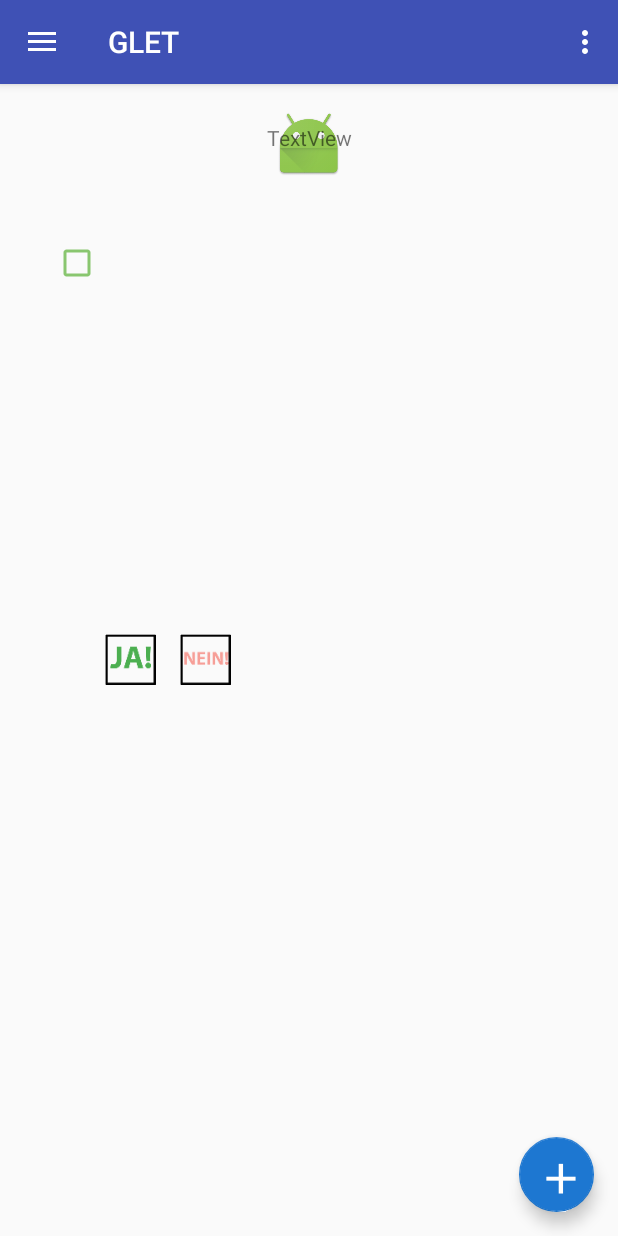
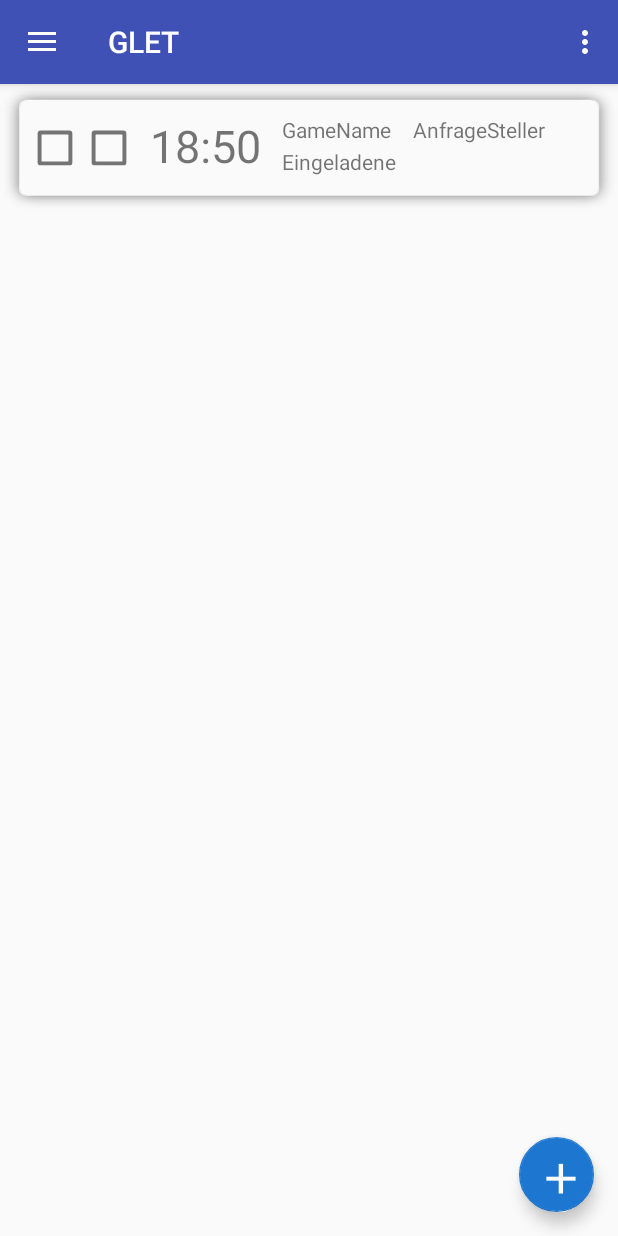
Before and after one commit to SimonBlasen/MrFriederich, an Android app: the MainActivity screen opened directly, with no data from a screen before it, on a phone screen of 412 x 824 dp. Run offline under Robolectric (Android 15) with nearby library versions, the phone set to English and light mode, and no system bars.

Commit message:
Added an item for the Game Request Table. Also fixed the  Howitzer Ult again, Knock after Howitzer ultimate is now RNG again, because it was too strong when it knocked you everytime.

```diff
--- a/GLET/app/src/main/java/com/sapp/glet/MainActivity.java
+++ b/GLET/app/src/main/java/com/sapp/glet/MainActivity.java
@@ -18,7 +18,10 @@ import android.support.v7.app.AppCompatActivity;
 import android.support.v7.widget.Toolbar;
 import android.view.Menu;
 import android.view.MenuItem;
+import android.view.animation.Animation;
+import android.view.animation.AnimationUtils;
 import android.widget.Button;
+import android.widget.CheckBox;
 import android.widget.ExpandableListView;
 import android.widget.ImageButton;
 import android.widget.TextView;
@@ -183,27 +186,39 @@ public class MainActivity extends AppCompatActivity
             }
         }
 
-        final ImageButton c_yes = (ImageButton) findViewById(R.id.c_yes);
-        final ImageButton c_no = (ImageButton) findViewById(R.id.c_no);
+        final CheckBox cB_accept = (CheckBox) findViewById(R.id.cB_accept);
+        final CheckBox cB_decline = (CheckBox) findViewById(R.id.cB_decline);
+        final Animation animationFadeAccept = AnimationUtils.loadAnimation(this, R.anim.fade_transition);
+        final Animation animationFadeDecline = AnimationUtils.loadAnimation(this, R.anim.fade_transition);
 
-        c_yes.setOnClickListener(new View.OnClickListener() {
+        cB_accept.setOnClickListener(new View.OnClickListener(){
             @Override
-            public void onClick(View v) {
-                c_yes.setBackgroundResource(R.mipmap.ic_yes_checked);
-                c_no.setBackgroundResource(R.mipmap.ic_no_unchecked);
+            public void  onClick(View v){
+                if(cB_decline.isChecked()){
+                    cB_accept.startAnimation(animationFadeAccept);
+                    cB_decline.setChecked(false);
+                    cB_decline.startAnimation(animationFadeDecline);
+                }else{
+                    cB_accept.startAnimation(animationFadeAccept);
+                }
+
+            }
+        });
+        cB_decline.setOnClickListener(new View.OnClickListener(){
+            @Override
+            public void  onClick(View v){
+                if(cB_accept.isChecked()){
+                    cB_decline.startAnimation(animationFadeDecline);
+                    cB_accept.setChecked(false);
+                    cB_accept.startAnimation(animationFadeAccept);
+                }else{
+                    cB_decline.startAnimation(animationFadeDecline);
+                }
 
             }
         });
 
 
-        c_no.setOnClickListener(new View.OnClickListener() {
-            @Override
-            public void onClick(View v) {
-                c_yes.setBackgroundResource(R.mipmap.ic_yes_unchecked);
-                c_no.setBackgroundResource(R.mipmap.ic_no_checked);
-
-            }
-        });
 
 
         intentService = new Intent(this, HelloService.class);
--- /dev/null
+++ b/GLET/app/src/main/res/anim/fade_transition.xml
@@ -0,0 +1,9 @@
+<?xml version="1.0" encoding="utf-8"?>
+<set xmlns:android="http://schemas.android.com/apk/res/android"
+    android:interpolator="@android:anim/linear_interpolator">
+    <alpha
+        android:fromAlpha="0.2"
+        android:toAlpha="1.0"
+        android:duration="800"
+        />
+</set>
--- /dev/null
+++ b/GLET/app/src/main/res/drawable/checkbox_checked.xml
@@ -0,0 +1,12 @@
+<?xml version="1.0" encoding="utf-8"?>
+
+<selector xmlns:android="http://schemas.android.com/apk/res/android">
+    <item android:state_checked="true" android:state_focused="true"
+        android:drawable="@drawable/ic_menu_camera" />
+    <item android:state_checked="false" android:state_focused="true"
+        android:drawable="@drawable/ic_menu_gallery" />
+    <item android:state_checked="false"
+        android:drawable="@drawable/ic_cb_empty" />
+    <item android:state_checked="true"
+        android:drawable="@drawable/ic_cb_checked" />
+</selector>
--- /dev/null
+++ b/GLET/app/src/main/res/drawable/checkbox_crossed.xml
@@ -0,0 +1,12 @@
+<?xml version="1.0" encoding="utf-8"?>
+
+<selector xmlns:android="http://schemas.android.com/apk/res/android">
+    <item android:state_checked="true" android:state_focused="true"
+        android:drawable="@drawable/ic_menu_camera" />
+    <item android:state_checked="false" android:state_focused="true"
+        android:drawable="@drawable/ic_menu_gallery" />
+    <item android:state_checked="false"
+        android:drawable="@drawable/ic_cb_empty" />
+    <item android:state_checked="true"
+        android:drawable="@drawable/ic_cb_crossed" />
+</selector>
--- /dev/null
+++ b/GLET/app/src/main/res/drawable/ic_cb_checked.xml
@@ -0,0 +1,7 @@
+<vector android:height="24dp" android:viewportHeight="92.93041"
+    android:viewportWidth="92.93041" android:width="24dp" xmlns:android="http://schemas.android.com/apk/res/android">
+    <path android:fillAlpha="1" android:fillColor="#92ca7c"
+        android:pathData="m9.91,1.61a8.3,8.3 0,0 0,-8.29 8.29l0,73.11a8.3,8.3 0,0 0,8.29 8.3l73.11,0a8.3,8.3 0,0 0,8.29 -8.3l0,-73.11a8.3,8.3 0,0 0,-8.29 -8.29l-73.11,0zM73.07,19.68 L80.66,27.09 35.93,71.82 11.76,47.03 11.76,46.44 18.79,39.32 36.11,56.64 73.07,19.68z"
+        android:strokeAlpha="1" android:strokeColor="#00000000"
+        android:strokeLineCap="round" android:strokeLineJoin="round" android:strokeWidth="16.59034538"/>
+</vector>
--- /dev/null
+++ b/GLET/app/src/main/res/drawable/ic_cb_crossed.xml
@@ -0,0 +1,7 @@
+<vector android:height="24dp" android:viewportHeight="92.93041"
+    android:viewportWidth="92.93041" android:width="24dp" xmlns:android="http://schemas.android.com/apk/res/android">
+    <path android:fillAlpha="1" android:fillColor="#d85555"
+        android:pathData="m9.91,1.61a8.3,8.3 0,0 0,-8.29 8.29l0,73.11a8.3,8.3 0,0 0,8.29 8.3l73.11,0a8.3,8.3 0,0 0,8.29 -8.3l0,-73.11a8.3,8.3 0,0 0,-8.29 -8.29l-73.11,0zM22.79,15.91 L46.43,39.34 69.58,15.98 77.02,23.43 53.7,46.53 76.95,69.57 69.51,77.02 46.43,53.73 22.98,76.96 15.91,70.15 39.3,46.53 15.97,22.98 22.79,15.91z"
+        android:strokeAlpha="1" android:strokeColor="#00000000"
+        android:strokeLineCap="round" android:strokeLineJoin="round" android:strokeWidth="16.59034538"/>
+</vector>
--- /dev/null
+++ b/GLET/app/src/main/res/drawable/ic_cb_empty.xml
@@ -0,0 +1,7 @@
+<vector android:height="24dp" android:viewportHeight="92.93041"
+    android:viewportWidth="92.93043" android:width="24dp" xmlns:android="http://schemas.android.com/apk/res/android">
+    <path android:fillAlpha="1" android:fillColor="#747474"
+        android:pathData="m9.91,1.61a8.3,8.3 0,0 0,-8.29 8.29l0,73.11a8.3,8.3 0,0 0,8.29 8.3l73.11,0a8.3,8.3 0,0 0,8.29 -8.3l0,-73.11a8.3,8.3 0,0 0,-8.29 -8.29l-73.11,0zM13.26,11.76 L79.67,11.76a1.5,1.5 0,0 1,1.5 1.5l0,66.42a1.5,1.5 0,0 1,-1.5 1.5l-66.42,0a1.5,1.5 0,0 1,-1.5 -1.5l0,-66.42a1.5,1.5 0,0 1,1.5 -1.5z"
+        android:strokeAlpha="1" android:strokeColor="#00000000"
+        android:strokeLineCap="round" android:strokeLineJoin="round" android:strokeWidth="16.59034538"/>
+</vector>
--- a/GLET/app/src/main/res/layout/app_bar_main.xml
+++ b/GLET/app/src/main/res/layout/app_bar_main.xml
@@ -20,7 +20,8 @@
 
     </android.support.design.widget.AppBarLayout>
 
-    <include layout="@layout/content_main" />
+    <!--<include layout="@layout/content_main" /> -->
+    <include layout="@layout/request_item_main"/>
 
     <android.support.design.widget.FloatingActionButton
         android:id="@+id/fab"
--- a/GLET/app/src/main/res/layout/content_main.xml
+++ b/GLET/app/src/main/res/layout/content_main.xml
@@ -11,7 +11,7 @@
     android:paddingTop="@dimen/activity_vertical_margin"
     app:layout_behavior="@string/appbar_scrolling_view_behavior"
     tools:context="com.sapp.glet.MainActivity"
-    tools:showIn="@layout/app_bar_main">
+    >
 
 
         <RelativeLayout
@@ -40,7 +40,7 @@
                 android:layout_height="wrap_content"
                 android:layout_marginLeft="19dp"
                 android:layout_marginStart="19dp"
-                android:theme="@style/MyCheckBox"
+
                 android:layout_below="@+id/imageView3"
                 android:layout_alignParentLeft="true"
                 android:layout_alignParentStart="true"
--- /dev/null
+++ b/GLET/app/src/main/res/layout/request_item_main.xml
@@ -0,0 +1,83 @@
+<?xml version="1.0" encoding="utf-8"?>
+<RelativeLayout xmlns:android="http://schemas.android.com/apk/res/android"
+    xmlns:app="http://schemas.android.com/apk/res-auto"
+    xmlns:tools="http://schemas.android.com/tools"
+    android:id="@+id/content_main"
+    android:layout_width="match_parent"
+    android:layout_height="85dp"
+    android:background="@drawable/request_item_shadow"
+    app:layout_behavior="@string/appbar_scrolling_view_behavior"
+    tools:context="com.sapp.glet.MainActivity"
+    tools:showIn="@layout/app_bar_main">
+
+
+    <CheckBox
+        android:id="@+id/cB_accept"
+        android:layout_width="wrap_content"
+        android:layout_height="wrap_content"
+        android:layout_alignBaseline="@+id/cB_decline"
+        android:layout_alignBottom="@+id/cB_decline"
+        android:layout_alignParentLeft="true"
+        android:layout_alignParentStart="true"
+        android:layout_marginLeft="11dp"
+        android:layout_marginStart="11dp"
+        android:button="@drawable/checkbox_checked" />
+
+    <CheckBox
+        android:id="@+id/cB_decline"
+        android:layout_width="wrap_content"
+        android:layout_height="wrap_content"
+
+        android:layout_marginLeft="12dp"
+        android:layout_marginStart="12dp"
+        android:button="@drawable/checkbox_crossed"
+        android:layout_centerVertical="true"
+        android:layout_toRightOf="@+id/cB_accept"
+        android:layout_toEndOf="@+id/cB_accept" />
+
+    <TextView
+        android:id="@+id/tV_time"
+        android:layout_width="wrap_content"
+        android:layout_height="wrap_content"
+        android:layout_alignTop="@+id/cB_decline"
+        android:layout_marginLeft="15dp"
+        android:layout_marginStart="15dp"
+        android:layout_marginTop="-10dp"
+        android:layout_toEndOf="@+id/cB_decline"
+        android:layout_toRightOf="@+id/cB_decline"
+        android:text="18:50"
+        android:textSize="30sp" />
+
+    <TextView
+        android:id="@+id/tV_Game"
+        android:layout_width="wrap_content"
+        android:layout_height="wrap_content"
+        android:layout_alignTop="@+id/tV_time"
+        android:layout_marginLeft="14dp"
+        android:layout_marginStart="14dp"
+        android:layout_toEndOf="@+id/tV_time"
+        android:layout_toRightOf="@+id/tV_time"
+        android:text="GameName" />
+
+    <TextView
+        android:id="@+id/tV_requester"
+        android:layout_width="wrap_content"
+        android:layout_height="wrap_content"
+        android:layout_alignBaseline="@+id/tV_Game"
+        android:layout_alignBottom="@+id/tV_Game"
+        android:layout_marginLeft="11dp"
+        android:layout_marginStart="11dp"
+        android:layout_toEndOf="@+id/tV_party"
+        android:layout_toRightOf="@+id/tV_party"
+        android:text="AnfrageSteller" />
+
+    <TextView
+        android:id="@+id/tV_party"
+        android:layout_width="wrap_content"
+        android:layout_height="wrap_content"
+        android:layout_alignBottom="@+id/tV_time"
+        android:layout_alignLeft="@+id/tV_Game"
+        android:layout_alignStart="@+id/tV_Game"
+        android:text="Eingeladene" />
+
+</RelativeLayout>
```
Also changed, not shown: GLET/app/src/main/res/drawable/request_item_shadow.9.png (added).
